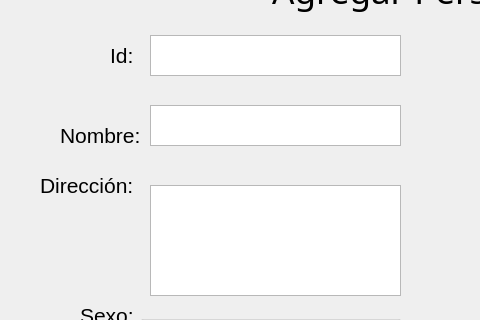
miguelhasbun/Project1, file agregardestinatarios.ui: the form before one commit; both pictures show x 0 to 480 and y 115 to 435 of the 800 by 657 pixel window.
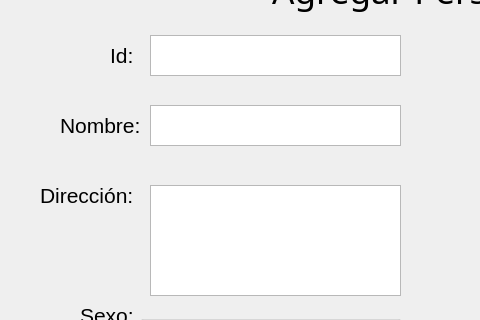
The form after the commit. Icons and pictures are not drawn.

The edit to the form file:
```diff
--- a/agregardestinatarios.ui
+++ b/agregardestinatarios.ui
@@ -75,7 +75,7 @@
     <property name="geometry">
      <rect>
       <x>60</x>
-      <y>230</y>
+      <y>220</y>
       <width>91</width>
       <height>41</height>
      </rect>
@@ -180,7 +180,7 @@
     <property name="geometry">
      <rect>
       <x>40</x>
-      <y>280</y>
+      <y>290</y>
       <width>101</width>
       <height>41</height>
      </rect>
```
Left out of the diff: 19 changed lines with no effect on the pictures.
